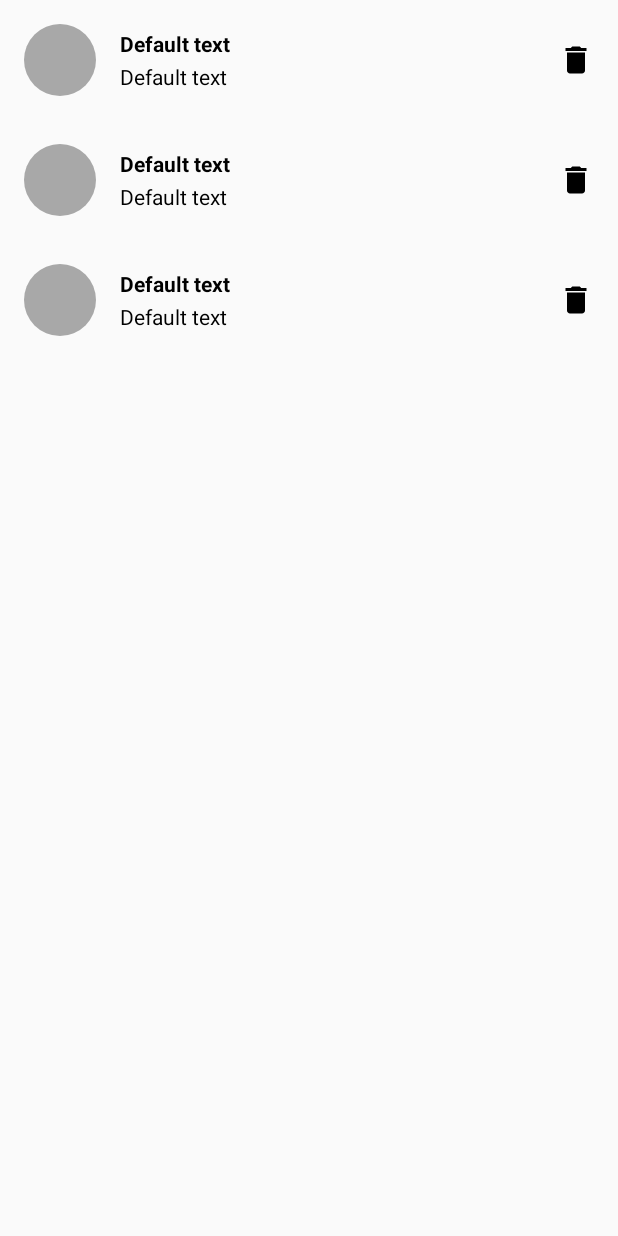
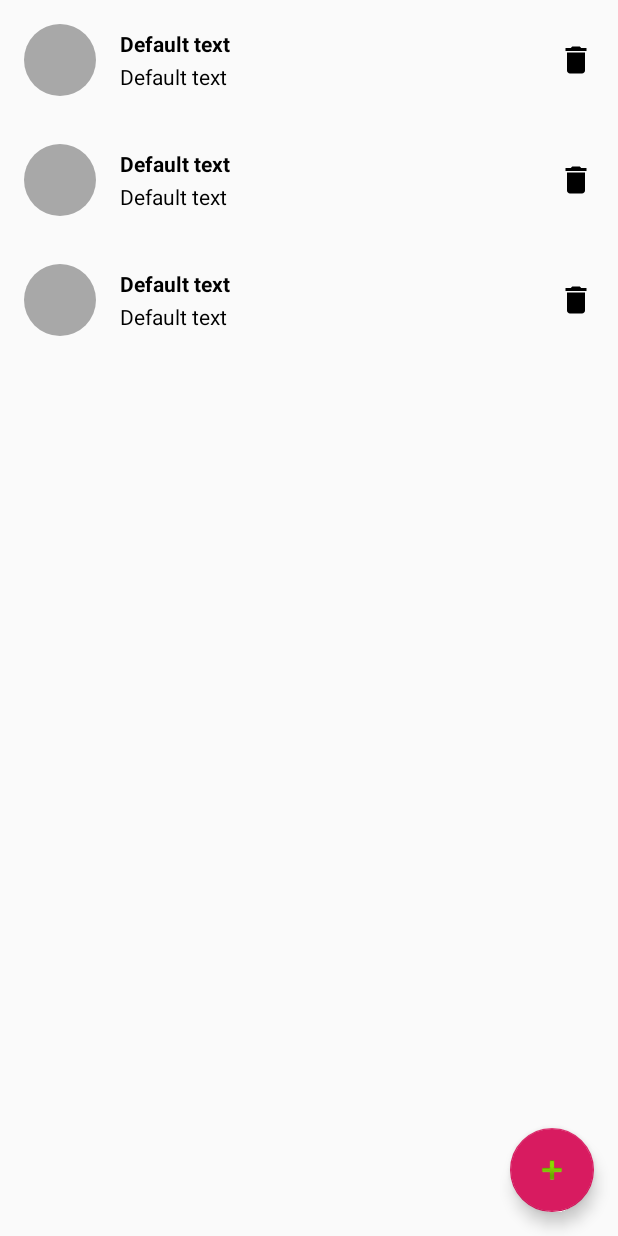
Before and after one commit to apkcreateur/OC-DAA-P4, an Android app: the layout activity_list_meeting.xml on its own in the app's theme, with its tools: preview values and no code run, on a phone screen of 412 x 824 dp. Run offline under Robolectric (Android 15) with nearby library versions, the phone set to English and light mode, and no system bars.

Commit message:
Adding the ability to add a meeting

```diff
--- a/app/src/main/AndroidManifest.xml
+++ b/app/src/main/AndroidManifest.xml
@@ -9,6 +9,7 @@
         android:roundIcon="@mipmap/ic_launcher_round"
         android:supportsRtl="true"
         android:theme="@style/AppTheme">
+        <activity android:name=".ui.AddMeetingActivity"></activity>
         <activity android:name=".ui.meeting_list.ListMeetingActivity">
             <intent-filter>
                 <action android:name="android.intent.action.MAIN" />
--- a/app/src/main/res/layout-land/activity_list_meeting.xml
+++ b/app/src/main/res/layout-land/activity_list_meeting.xml
@@ -15,4 +15,12 @@
         tools:context=".ui.meeting_list.ItemFragment"
         tools:listitem="@layout/meeting_item" />
 
+    <com.google.android.material.floatingactionbutton.FloatingActionButton
+        android:id="@+id/add"
+        android:layout_height="wrap_content"
+        android:layout_width="wrap_content"
+        android:src="@android:drawable/ic_input_add"
+        android:layout_gravity="bottom|end"
+        android:layout_margin="@dimen/fab_margin" />
+
 </androidx.coordinatorlayout.widget.CoordinatorLayout>
--- a/app/src/main/res/layout/activity_list_meeting.xml
+++ b/app/src/main/res/layout/activity_list_meeting.xml
@@ -15,4 +15,12 @@
         tools:context=".ui.meeting_list.ItemFragment"
         tools:listitem="@layout/meeting_item" />
 
+    <com.google.android.material.floatingactionbutton.FloatingActionButton
+        android:id="@+id/add"
+        android:layout_height="wrap_content"
+        android:layout_width="wrap_content"
+        android:src="@android:drawable/ic_input_add"
+        android:layout_gravity="bottom|end"
+        android:layout_margin="@dimen/fab_margin" />
+
 </androidx.coordinatorlayout.widget.CoordinatorLayout>
--- a/app/src/main/res/values/dimens.xml
+++ b/app/src/main/res/values/dimens.xml
@@ -2,4 +2,5 @@
 <resources>
     <dimen name="text_margin">16dp</dimen>
     <dimen name="circle_size">48dp</dimen>
+    <dimen name="fab_margin">16dp</dimen>
 </resources>
```
Also changed, not shown: app/src/main/java/local/workstation/mareu/ui/AddMeetingActivity.java (added, +16 -0 lines), app/src/main/java/local/workstation/mareu/ui/meeting_list/ListMeetingActivity.java (+17 -3 lines), app/src/main/res/layout/activity_add_meeting.xml (added, +10 -0 lines).
